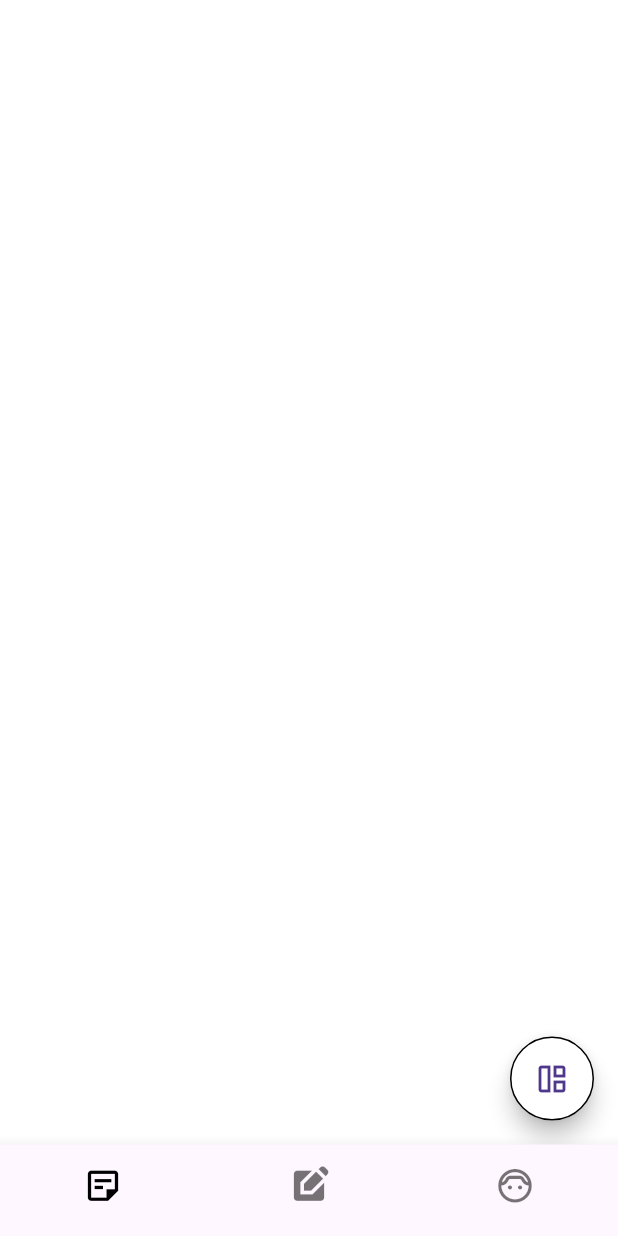
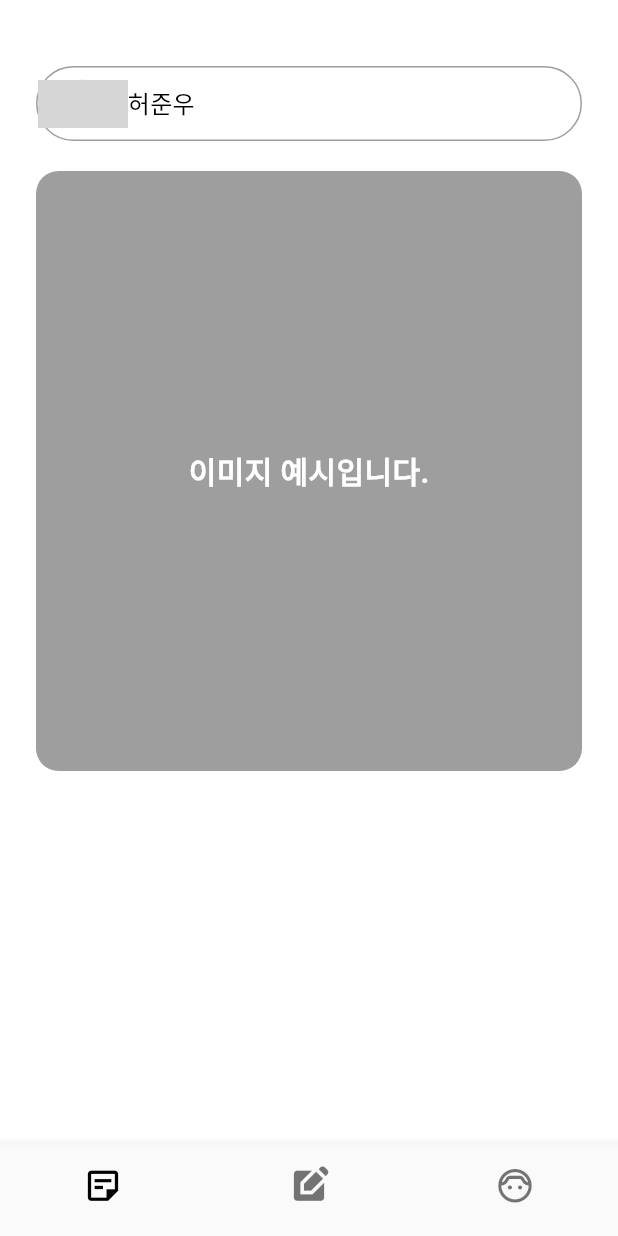
Before and after one commit to olleh365/example2406, a Flutter app: the screen it shows after launch, on a phone screen of 412 x 824 dp. Run offline on Flutter 3.47's test engine with Material 3 defaults, Android fonts, the phone set to English and light mode, and no system bars; our stand-ins replace flutter_local_notifications; grey boxes are pictures that could not be loaded.

Commit message:
4th commit

```diff
--- a/second_subject/lib/home_page.dart
+++ b/second_subject/lib/home_page.dart
@@ -1,63 +1,53 @@
 import 'package:flutter/material.dart';
-import 'package:flutter_local_notifications/flutter_local_notifications.dart';
+import './floating_btn.dart';
 
-class HomePage extends StatefulWidget {
-  @override
-  _HomePageState createState() => _HomePageState();
-}
 
-class _HomePageState extends State<HomePage> {
-  final FlutterLocalNotificationsPlugin flutterLocalNotificationsPlugin =
-  FlutterLocalNotificationsPlugin();
-
-  @override
-  void initState() {
-    super.initState();
-    var initializationSettingsAndroid =
-    AndroidInitializationSettings('@mipmap/ic_launcher');
-    var initializationSettingsIOS = IOSInitializationSettings();
-    var initializationSettings = InitializationSettings(
-        android: initializationSettingsAndroid, iOS: initializationSettingsIOS);
-
-    flutterLocalNotificationsPlugin.initialize(initializationSettings);
-  }
-
-  Future<void> _showNotification() async {
-    var androidPlatformChannelSpecifics = AndroidNotificationDetails(
-        'your channel id', 'your channel name',
-        channelDescription: 'your channel description',
-        importance: Importance.max,
-        priority: Priority.high,
-        ticker: 'ticker');
-    var iOSPlatformChannelSpecifics = IOSNotificationDetails();
-    var platformChannelSpecifics = NotificationDetails(
-        android: androidPlatformChannelSpecifics, iOS: iOSPlatformChannelSpecifics);
-
-    await flutterLocalNotificationsPlugin.show(
-      0,
-      '알림테스트',
-      '플로팅 버튼 클릭 했습니다.',
-      platformChannelSpecifics,
-      payload: 'item x',
-    );
-  }
-
+class HomePage extends StatelessWidget {
   @override
   Widget build(BuildContext context) {
     return Scaffold(
       backgroundColor: Colors.white,
       body: ListView(
-        padding: EdgeInsets.fromLTRB(24, 24, 24, 16),
-      ),
-      floatingActionButton: FloatingActionButton(
-        child: Icon(Icons.auto_awesome_mosaic_outlined),
-        onPressed: _showNotification,
-        backgroundColor: Colors.white,
-        shape: RoundedRectangleBorder(
-          side: BorderSide(width: 1, color: Colors.black),
-          borderRadius: BorderRadius.circular(100),
-        ),
-      ),
+        padding: EdgeInsets.fromLTRB(24, 44, 24, 16),
+        children: [
+          Container(
+            height: 50,
+            decoration: BoxDecoration(
+              border:Border.all(color: Colors.grey, width: 1),
+              borderRadius: BorderRadius.circular(50),
+            ),
+            child: Row( // Row 위젯을 사용하여 아이템을 수평으로 배열
+              children: <Widget>[
+                Padding(
+                  padding: EdgeInsets.fromLTRB(0, 8, 0, 8),
+                  child: CircleAvatar(
+                    radius: 30, // 원의 반지름 설정
+                    backgroundImage: AssetImage('assets/profile.jpg'), // 프로필 이미지 파일
+                  ),
+                ),
+                Text(
+                  '허준우', // 텍스트 내용
+                  style: TextStyle(fontSize: 16, color: Colors.black),
+                ),
+              ],
+            ),
+          ),
+        SizedBox(height: 20), // 컨테이너 사이의 간격
+        Container(
+            height: 400, // 이미지 영역 높이 설정
+            decoration: BoxDecoration(
+              color: Colors.grey, // 이미지가 없을 때 회색 배경
+              borderRadius: BorderRadius.circular(15),
+            ),
+            child: Center(
+              child: Text(
+                '이미지 예시입니다.', // 이미지 영역 내 텍스트
+                style: TextStyle(fontSize: 20, fontWeight: FontWeight.bold, color: Colors.white),
+              ),
+            ),
+          )
+        ],
+      )
     );
   }
 }
--- a/second_subject/lib/main.dart
+++ b/second_subject/lib/main.dart
@@ -48,6 +48,7 @@
         showSelectedLabels: false,
         showUnselectedLabels: false,
         iconSize: 27.0,
+        backgroundColor: Colors.grey[50],
         items: const <BottomNavigationBarItem>[
           BottomNavigationBarItem(
             icon: Icon(Icons.sticky_note_2_outlined),
```
Also changed, not shown: second_subject/lib/floating_btn.dart (added, +59 -0 lines).
